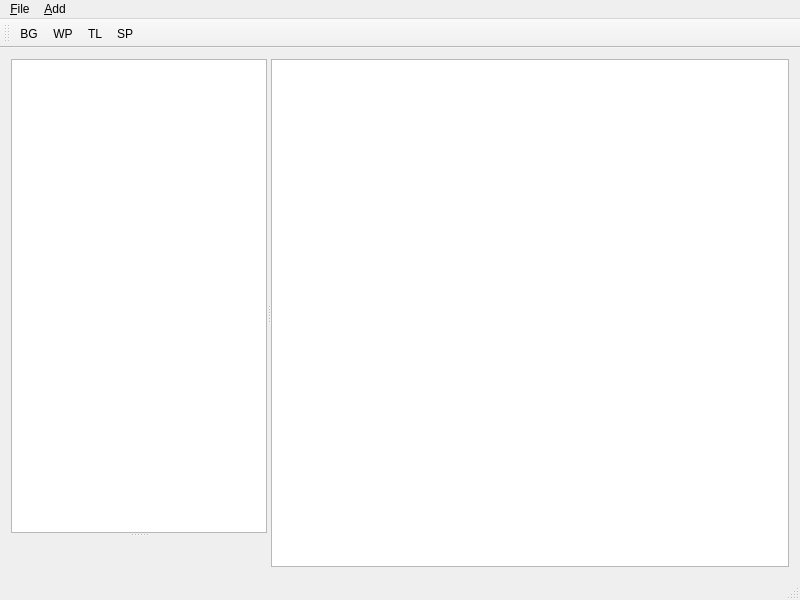
This is mainwindow.ui in rolker/camp as Qt 5 draws it before an edit. The edited form follows.
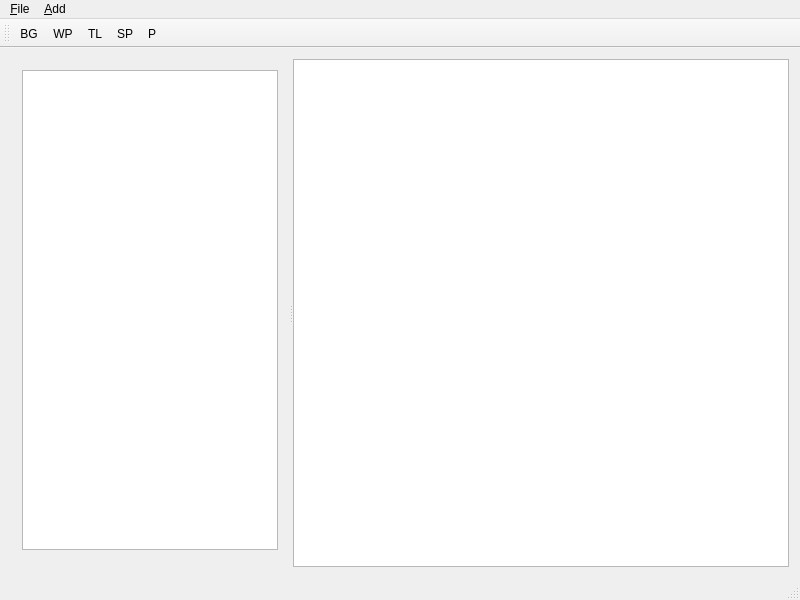
This is the edited form. Custom widgets are drawn as their Qt base class.

Commit message: Element details GUI now resizes when element selected.

Patch:
```diff
--- a/mainwindow.ui
+++ b/mainwindow.ui
@@ -14,16 +14,15 @@
    <string>Autonomous Mission Planner</string>
   </property>
   <widget class="QWidget" name="centralWidget">
-   <layout class="QVBoxLayout" name="verticalLayout">
+   <layout class="QVBoxLayout" name="verticalLayout_2">
     <item>
-     <widget class="QSplitter" name="splitter_2">
-      <property name="orientation">
-       <enum>Qt::Horizontal</enum>
-      </property>
       <widget class="QSplitter" name="splitter">
        <property name="orientation">
-        <enum>Qt::Vertical</enum>
-       </property>
+       <enum>Qt::Horizontal</enum>
+      </property>
+      <widget class="QWidget" name="">
+       <layout class="QVBoxLayout" name="verticalLayout">
+        <item>
        <widget class="QTreeView" name="treeView">
         <property name="sizePolicy">
          <sizepolicy hsizetype="Minimum" vsizetype="Minimum">
@@ -38,7 +37,11 @@
          <bool>false</bool>
         </attribute>
        </widget>
+        </item>
+        <item>
        <widget class="DetailsView" name="detailsView" native="true"/>
+        </item>
+       </layout>
       </widget>
       <widget class="ProjectView" name="projectView">
        <property name="sizePolicy">
@@ -67,25 +70,25 @@
      <x>0</x>
      <y>0</y>
      <width>800</width>
-     <height>20</height>
+     <height>19</height>
     </rect>
    </property>
    <widget class="QMenu" name="menu_File">
     <property name="title">
      <string>&amp;File</string>
     </property>
-    <addaction name="action_Open"/>
-    <addaction name="actionOpen_Background"/>
+    <addaction name="actionOpen"/>
+    <addaction name="actionOpenBackground"/>
     <addaction name="actionSave"/>
-    <addaction name="actionSave_As"/>
+    <addaction name="actionSaveAs"/>
    </widget>
    <widget class="QMenu" name="menu_Add">
     <property name="title">
      <string>&amp;Add</string>
     </property>
-    <addaction name="action_Waypoint"/>
-    <addaction name="action_Trackline"/>
-    <addaction name="actionSurvey_Pattern"/>
+    <addaction name="actionWaypoint"/>
+    <addaction name="actionTrackline"/>
+    <addaction name="actionSurveyPattern"/>
    </widget>
    <addaction name="menu_File"/>
    <addaction name="menu_Add"/>
@@ -97,18 +100,19 @@
    <attribute name="toolBarBreak">
     <bool>false</bool>
    </attribute>
-   <addaction name="actionOpen_Background"/>
-   <addaction name="action_Waypoint"/>
-   <addaction name="action_Trackline"/>
-   <addaction name="actionSurvey_Pattern"/>
+   <addaction name="actionOpenBackground"/>
+   <addaction name="actionWaypoint"/>
+   <addaction name="actionTrackline"/>
+   <addaction name="actionSurveyPattern"/>
+   <addaction name="actionPlatform"/>
   </widget>
   <widget class="QStatusBar" name="statusBar"/>
-  <action name="action_Open">
+  <action name="actionOpen">
    <property name="text">
     <string>&amp;Open</string>
    </property>
   </action>
-  <action name="action_Waypoint">
+  <action name="actionWaypoint">
    <property name="text">
     <string>&amp;Waypoint</string>
    </property>
@@ -116,7 +120,7 @@
     <string>WP</string>
    </property>
   </action>
-  <action name="action_Trackline">
+  <action name="actionTrackline">
    <property name="text">
     <string>&amp;Trackline</string>
    </property>
@@ -129,12 +133,12 @@
     <string>&amp;Save</string>
    </property>
   </action>
-  <action name="actionSave_As">
+  <action name="actionSaveAs">
    <property name="text">
     <string>Sa&amp;ve As</string>
    </property>
   </action>
-  <action name="actionOpen_Background">
+  <action name="actionOpenBackground">
    <property name="text">
     <string>Open &amp;Background</string>
    </property>
@@ -142,7 +146,7 @@
     <string>BG</string>
    </property>
   </action>
-  <action name="actionSurvey_Pattern">
+  <action name="actionSurveyPattern">
    <property name="text">
     <string>&amp;Survey Pattern</string>
    </property>
@@ -150,6 +154,17 @@
     <string>SP</string>
    </property>
   </action>
+  <action name="actionPlatform">
+   <property name="text">
+    <string>Platform</string>
+   </property>
+   <property name="iconText">
+    <string>P</string>
+   </property>
+   <property name="toolTip">
+    <string>Add Platform</string>
+   </property>
+  </action>
  </widget>
  <layoutdefault spacing="6" margin="11"/>
  <customwidgets>
```
Lines whose indentation alone changed are shown as unchanged. The commit also changes 4 other files.
